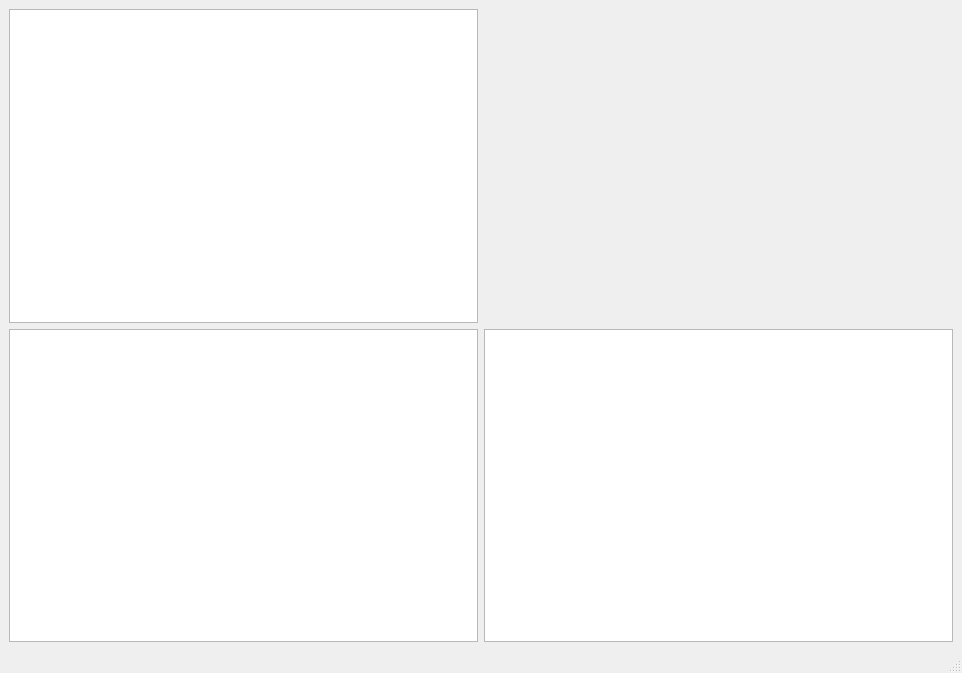
Qt form ui/mainwindow.ui (alantess/qxntgui) before a commit.
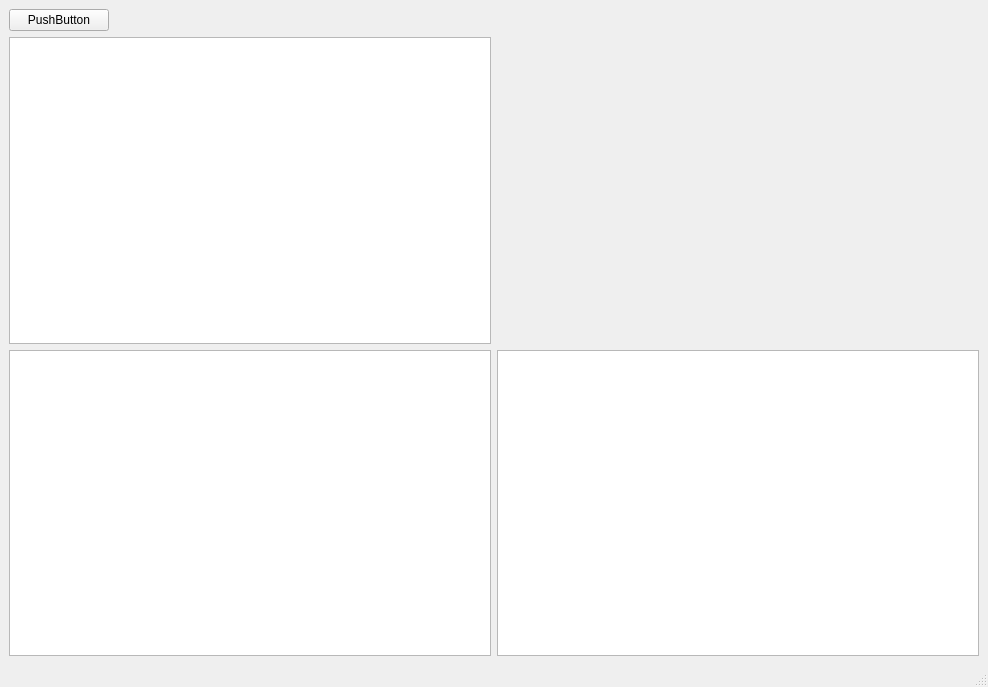
The same form after that commit. Icons and pictures are not drawn.

The edit to the form file:
```diff
--- a/ui/mainwindow.ui
+++ b/ui/mainwindow.ui
@@ -6,8 +6,8 @@
    <rect>
     <x>0</x>
     <y>0</y>
-    <width>962</width>
-    <height>673</height>
+    <width>988</width>
+    <height>687</height>
    </rect>
   </property>
   <property name="windowTitle">
@@ -17,16 +17,10 @@
    <layout class="QGridLayout" name="gridLayout_2">
     <item row="1" column="0">
      <layout class="QGridLayout" name="gridLayout">
-      <item row="4" column="0">
+      <item row="6" column="0">
        <widget class="QListView" name="data"/>
       </item>
-      <item row="0" column="0">
-       <widget class="QListView" name="open_orders"/>
-      </item>
-      <item row="4" column="2">
-       <widget class="QListView" name="history"/>
-      </item>
-      <item row="0" column="2">
+      <item row="2" column="2">
        <widget class="QLabel" name="stock_img">
         <property name="maximumSize">
          <size>
@@ -42,6 +36,25 @@
         </property>
        </widget>
       </item>
+      <item row="6" column="2">
+       <widget class="QListView" name="history"/>
+      </item>
+      <item row="2" column="0">
+       <widget class="QListView" name="open_orders"/>
+      </item>
+      <item row="1" column="0">
+       <widget class="QPushButton" name="pushButton">
+        <property name="maximumSize">
+         <size>
+          <width>100</width>
+          <height>30</height>
+         </size>
+        </property>
+        <property name="text">
+         <string>PushButton</string>
+        </property>
+       </widget>
+      </item>
      </layout>
     </item>
    </layout>
```
